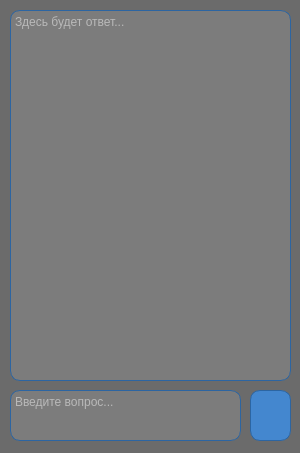
The window that chatGPT-TOY/MainWin.ui (HappyAcidRain/STUDYQT) describes before a commit, drawn with Qt 5.
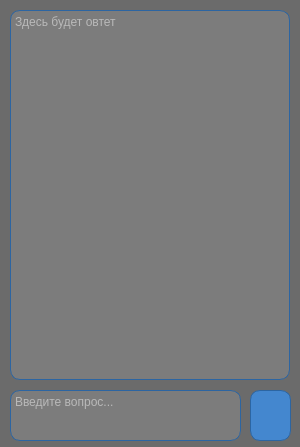
The same window after the commit. Icons and pictures are not drawn.

Commit message: reworked interface (again)

What changed in the file:
```diff
--- a/chatGPT-TOY/MainWin.ui
+++ b/chatGPT-TOY/MainWin.ui
@@ -10,7 +10,7 @@
     <x>0</x>
     <y>0</y>
     <width>300</width>
-    <height>453</height>
+    <height>447</height>
    </rect>
   </property>
   <property name="sizePolicy">
@@ -21,14 +21,14 @@
   </property>
   <property name="minimumSize">
    <size>
-    <width>0</width>
-    <height>0</height>
+    <width>300</width>
+    <height>447</height>
    </size>
   </property>
   <property name="maximumSize">
    <size>
-    <width>99999</width>
-    <height>99999</height>
+    <width>300</width>
+    <height>447</height>
    </size>
   </property>
   <property name="font">
@@ -104,17 +104,29 @@
       <normaloff>assets/icons8-paper-plane-100.png</normaloff>assets/icons8-paper-plane-100.png</iconset>
     </property>
    </widget>
-   <widget class="QTextBrowser" name="tb_gptAnswer">
+   <widget class="QTextEdit" name="te_gptAnswer">
     <property name="geometry">
      <rect>
       <x>10</x>
       <y>10</y>
-      <width>281</width>
-      <height>371</height>
+      <width>280</width>
+      <height>370</height>
      </rect>
     </property>
+    <property name="acceptDrops">
+     <bool>false</bool>
+    </property>
+    <property name="readOnly">
+     <bool>true</bool>
+    </property>
+    <property name="overwriteMode">
+     <bool>true</bool>
+    </property>
+    <property name="cursorWidth">
+     <number>0</number>
+    </property>
     <property name="placeholderText">
-     <string>Здесь будет ответ...</string>
+     <string>Здесь будет овтет</string>
     </property>
    </widget>
   </widget>
```
Left out of the diff: 3 changed lines with no effect on the pictures. The commit also changes 4 other files.
